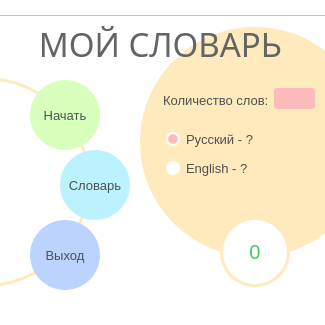
This is mainwindow.ui in Skripove/MyDictionary as Qt 5 draws it before an edit. The edited form follows.
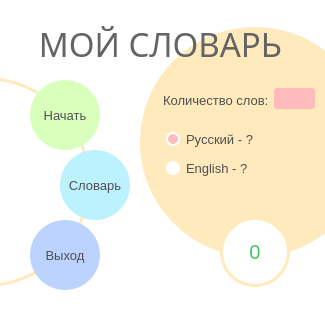
This is the edited form. Icons and pictures are not drawn.

```diff
--- a/mainwindow.ui
+++ b/mainwindow.ui
@@ -445,6 +445,7 @@
    <property name="styleSheet">
     <string notr="true">#mainToolBar{
 background-color: rgb(81, 45, 168, 0);
+border: 0px solid white;
 }
 </string>
    </property>
```
Left out of the diff: 37 changed lines with no effect on the pictures.
